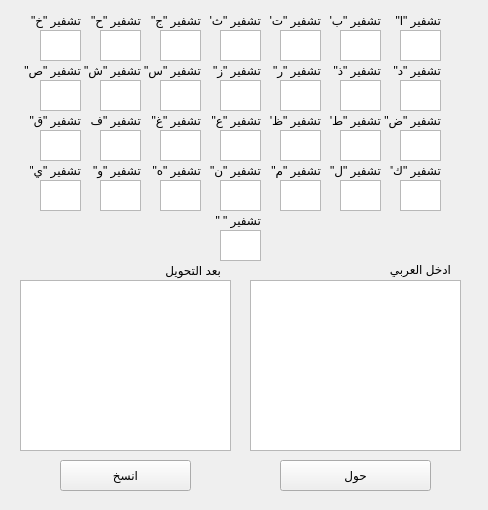
Old version of the form hareettashfer/HareetTashferGUI.ui in the repository Mina-Karam/HareetTashfer.
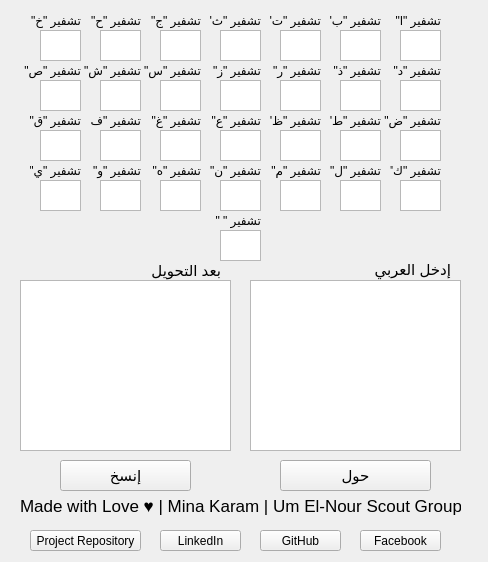
New version of the form. Icons and pictures are not drawn.

Commit message: Add Footer label and links

```diff
--- a/hareettashfer/HareetTashferGUI.ui
+++ b/hareettashfer/HareetTashferGUI.ui
@@ -10,7 +10,7 @@
     <x>0</x>
     <y>0</y>
     <width>488</width>
-    <height>510</height>
+    <height>562</height>
    </rect>
   </property>
   <property name="windowTitle">
@@ -39,8 +39,16 @@
       <height>31</height>
      </rect>
     </property>
+    <property name="font">
+     <font>
+      <pointsize>11</pointsize>
+     </font>
+    </property>
+    <property name="autoFillBackground">
+     <bool>false</bool>
+    </property>
     <property name="text">
-     <string>انسخ</string>
+     <string>إنسخ</string>
     </property>
    </widget>
    <widget class="QPushButton" name="Convert">
@@ -52,6 +60,11 @@
       <height>31</height>
      </rect>
     </property>
+    <property name="font">
+     <font>
+      <pointsize>11</pointsize>
+     </font>
+    </property>
     <property name="text">
      <string>حول</string>
     </property>
@@ -746,29 +759,121 @@
    <widget class="QLabel" name="LT_1">
     <property name="geometry">
      <rect>
-      <x>390</x>
+      <x>370</x>
       <y>259</y>
-      <width>61</width>
+      <width>81</width>
       <height>21</height>
      </rect>
     </property>
+    <property name="font">
+     <font>
+      <pointsize>11</pointsize>
+     </font>
+    </property>
     <property name="text">
-     <string>ادخل العربي</string>
+     <string>إدخل العربي</string>
     </property>
    </widget>
    <widget class="QLabel" name="LT_2">
     <property name="geometry">
      <rect>
-      <x>160</x>
+      <x>140</x>
       <y>260</y>
-      <width>61</width>
+      <width>81</width>
       <height>21</height>
      </rect>
     </property>
+    <property name="font">
+     <font>
+      <pointsize>11</pointsize>
+     </font>
+    </property>
     <property name="text">
      <string>بعد التحويل</string>
     </property>
    </widget>
+   <widget class="QLabel" name="footerLabel">
+    <property name="geometry">
+     <rect>
+      <x>20</x>
+      <y>490</y>
+      <width>441</width>
+      <height>31</height>
+     </rect>
+    </property>
+    <property name="font">
+     <font>
+      <pointsize>13</pointsize>
+     </font>
+    </property>
+    <property name="text">
+     <string>Made with Love ♥ | Mina Karam | Um El-Nour Scout Group</string>
+    </property>
+   </widget>
+   <widget class="QPushButton" name="facebookButton">
+    <property name="geometry">
+     <rect>
+      <x>360</x>
+      <y>530</y>
+      <width>81</width>
+      <height>21</height>
+     </rect>
+    </property>
+    <property name="autoFillBackground">
+     <bool>false</bool>
+    </property>
+    <property name="text">
+     <string>Facebook</string>
+    </property>
+   </widget>
+   <widget class="QPushButton" name="linkedinButton">
+    <property name="geometry">
+     <rect>
+      <x>160</x>
+      <y>530</y>
+      <width>81</width>
+      <height>21</height>
+     </rect>
+    </property>
+    <property name="autoFillBackground">
+     <bool>false</bool>
+    </property>
+    <property name="text">
+     <string>LinkedIn</string>
+    </property>
+   </widget>
+   <widget class="QPushButton" name="githubButton">
+    <property name="geometry">
+     <rect>
+      <x>260</x>
+      <y>530</y>
+      <width>81</width>
+      <height>21</height>
+     </rect>
+    </property>
+    <property name="autoFillBackground">
+     <bool>false</bool>
+    </property>
+    <property name="text">
+     <string>GitHub</string>
+    </property>
+   </widget>
+   <widget class="QPushButton" name="repoButton">
+    <property name="geometry">
+     <rect>
+      <x>30</x>
+      <y>530</y>
+      <width>111</width>
+      <height>21</height>
+     </rect>
+    </property>
+    <property name="autoFillBackground">
+     <bool>false</bool>
+    </property>
+    <property name="text">
+     <string>Project Repository</string>
+    </property>
+   </widget>
   </widget>
  </widget>
  <resources/>
```
Left out of the diff: 4 changed lines with no effect on the pictures. The commit also changes 2 other files.
